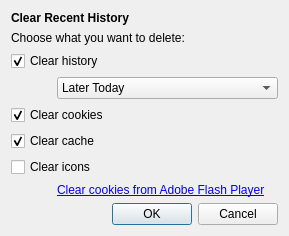
QupZilla/qupzilla, file src/other/clearprivatedata.ui: the form before one commit.
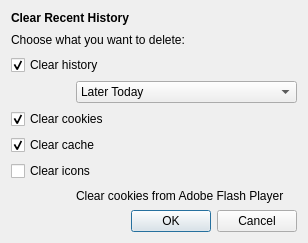
The form after the commit. Icons and pictures are not drawn. Custom widgets are drawn as their Qt base class.

Diff of the .ui file:
```diff
--- a/src/other/clearprivatedata.ui
+++ b/src/other/clearprivatedata.ui
@@ -2,6 +2,14 @@
 <ui version="4.0">
  <class>ClearPrivateData</class>
  <widget class="QDialog" name="ClearPrivateData">
+  <property name="geometry">
+   <rect>
+    <x>0</x>
+    <y>0</y>
+    <width>308</width>
+    <height>243</height>
+   </rect>
+  </property>
   <property name="windowTitle">
    <string>Clear Recent History</string>
   </property>
@@ -59,9 +67,6 @@
      <property name="cursor">
       <cursorShape>PointingHandCursor</cursorShape>
      </property>
-     <property name="styleSheet">
-      <string notr="true">color: blue; text-decoration: underline;</string>
-     </property>
      <property name="text">
       <string>Clear cookies from Adobe Flash Player</string>
      </property>
```
Left out of the diff: 3 changed lines with no effect on the pictures.
